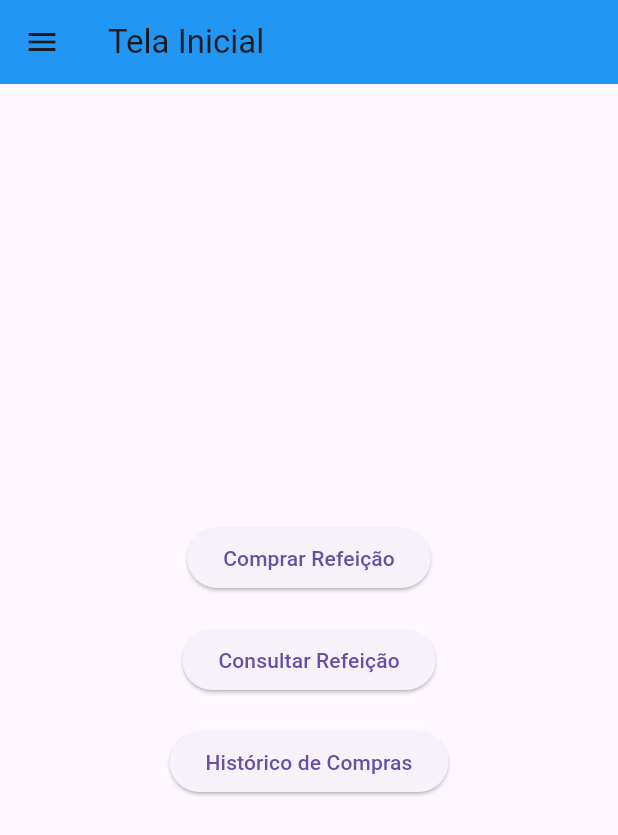
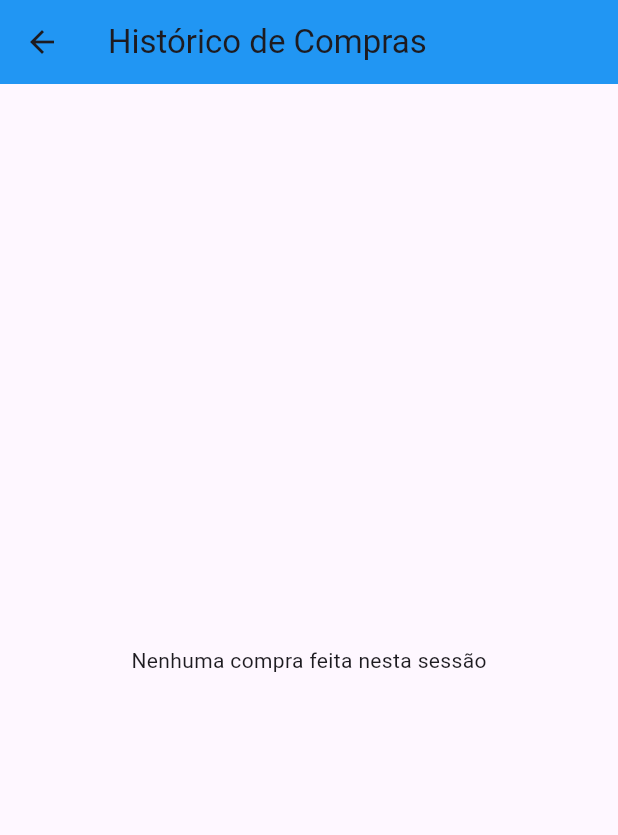
Before and after one commit to higorslva/bandeijao, a Flutter app: the screen it shows after launch, after a tap on "Histórico de Compras", on a phone screen of 412 x 824 dp. Shown: the top 835 px of the screen. Run offline on Flutter 3.47's test engine with Material 3 defaults, Android fonts, the phone set to English and light mode, and no system bars.

Commit message:
Adicionado tela de histórico de compras

```diff
--- a/lib/main.dart
+++ b/lib/main.dart
@@ -16,6 +16,8 @@ class CalculatorApp extends StatelessWidget {
     );
   }
 }
+
+List<String> compras = [];
 
 class HomeScreen extends StatefulWidget {
   @override
@@ -87,10 +89,14 @@ class _HomeScreenState extends State<HomeScreen> {
             const SizedBox(height: 20),
             ElevatedButton(
               onPressed: () {
-                // Implementar navegação para a tela de histórico de compras
+                Navigator.push(
+                  context,
+                  MaterialPageRoute(builder: (context) => HistoricoComprasScreen(compras: compras)),
+                );
               },
               child: const Text('Histórico de Compras'),
-            ),
+            )
+
           ],
         ),
       ),
@@ -207,16 +213,16 @@ class _CalculatorScreenState extends State<CalculatorScreen> {
             const SizedBox(height: 20),
             ElevatedButton(
               onPressed: () {
-                Navigator.push(
-                  context,
-                  MaterialPageRoute(
-                    builder: (context) =>
-                        PaymentScreen(totalAmount: totalCusto),
-                  ),
-                );
+              setState(() {
+                compras.add('Café: $cafeQuantidade, Almoço: $almocoQuantidade, Janta: $jantaQuantidade, Total: R\$ ${totalCusto.toStringAsFixed(2)}');
+              });
+              Navigator.push(
+                context,
+                MaterialPageRoute(builder: (context) => PaymentScreen(totalAmount: totalCusto)),
+              );
               },
-              child: const Text('Ir para Pagamento'),
-            ),
+            child: const Text('Ir para Pagamento'),
+            )
           ],
         ),
       ),
@@ -244,6 +250,35 @@ class RefeicaoCard extends StatefulWidget {
   @override
   _RefeicaoCardState createState() => _RefeicaoCardState();
 }
+
+class HistoricoComprasScreen extends StatelessWidget {
+  final List<String> compras;
+
+  HistoricoComprasScreen({required this.compras});
+
+  @override
+  Widget build(BuildContext context) {
+    return Scaffold(
+      appBar: AppBar(
+        title: const Text('Histórico de Compras'),
+        backgroundColor: Colors.blue,
+      ),
+      body: compras.isEmpty
+          ? const Center(
+              child: Text('Nenhuma compra feita nesta sessão'),
+            )
+          : ListView.builder(
+              itemCount: compras.length,
+              itemBuilder: (context, index) {
+                return ListTile(
+                  title: Text(compras[index]),
+                );
+              },
+            ),
+    );
+  }
+}
+
 
 class _RefeicaoCardState extends State<RefeicaoCard> {
   late int refeicaoCount;
```
